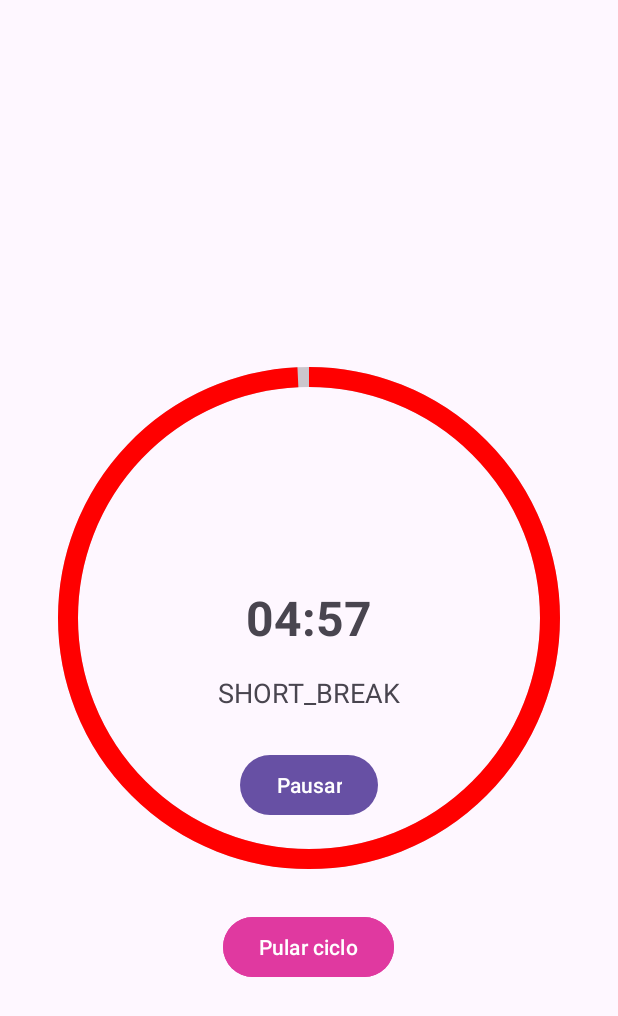
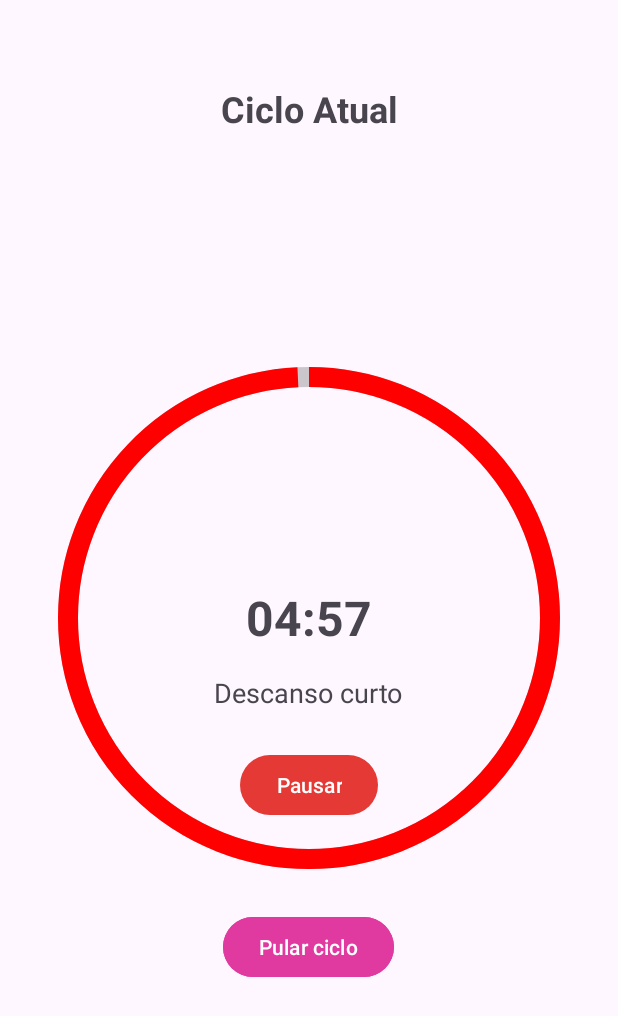
Before and after one commit to rianbene/pomodoro-timer, an Android app: the TimerActivity screen opened directly, with no data from a screen before it, after a tap on "Pular ciclo", on a phone screen of 412 x 824 dp. Shown: the top 1016 px of the screen. Run offline under Robolectric (Android 15) with nearby library versions, the phone set to English and light mode, and no system bars; 2 other taps on this screen came first.

Commit message:
Pull Request 3 Tasks Feitas (#8)
* 1. Traduzido os estados FOCUS, SHORT_BREAK, LONG_BREAK para 'POMODORO', 'DESCANSO CURTO' e 'DESCANSO LONGO'.

2. Atualizado tema principal para vermelho (#E53935).

3. Adicionado título superior nas telas:

   Config: 'Configurações do Pomodoro'

   Timer: 'Ciclo Atual'

* Ajustes de posição e nomes dos ciclos

---------

Co-authored-by: Rian Benedito <rian.bene14@gmail.com>

```diff
--- a/app/src/main/java/com/rbene/pomodoro/TimerActivity.java
+++ b/app/src/main/java/com/rbene/pomodoro/TimerActivity.java
@@ -51,10 +51,21 @@ public class TimerActivity extends AppCompatActivity {
     private void startCycle() {
         millisRemaining = manager.getCurrentDurationMinutes() * 60_000L;
         totalMillis = millisRemaining;
-        txtStatus.setText(manager.getState().toString()); // o texto que aparece embaixo do timer
+        txtStatus.setText(getStateText(manager.getState())); // traduzido
         startTimer();
     }
-
+    private String getStateText(PomodoroManager.State state) {
+        switch (state) {
+            case FOCUS:
+                return "Pomodoro";
+            case SHORT_BREAK:
+                return "Descanso curto";
+            case LONG_BREAK:
+                return "Descanso longo";
+            default:
+                return "";
+        }
+    }
     private void startTimer() {
         timer = new CountDownTimer(millisRemaining, 50) {
             public void onTick(long millisUntilFinished) {
--- a/app/src/main/res/layout/activity_timer.xml
+++ b/app/src/main/res/layout/activity_timer.xml
@@ -1,9 +1,18 @@
-<?xml version="1.0" encoding="utf-8"?>
 <RelativeLayout xmlns:android="http://schemas.android.com/apk/res/android"
     android:layout_width="match_parent"
     android:layout_height="match_parent"
-    android:gravity="center"
     android:padding="32dp">
+
+    <TextView
+        android:id="@+id/tvTitle"
+        android:layout_width="match_parent"
+        android:layout_height="wrap_content"
+        android:layout_alignParentTop="true"
+        android:layout_marginTop="24dp"
+        android:gravity="center"
+        android:text="Ciclo Atual"
+        android:textSize="24sp"
+        android:textStyle="bold" />
 
     <com.rbene.pomodoro.CircularTimerView
         android:id="@+id/circularView"
@@ -27,7 +36,7 @@
         android:layout_below="@id/txtTime"
         android:layout_centerHorizontal="true"
         android:layout_marginTop="16dp"
-        android:text="FOCUS"
+        android:text="nome do ciclo"
         android:textSize="18sp" />
 
     <Button
@@ -37,7 +46,7 @@
         android:layout_below="@id/txtStatus"
         android:layout_centerHorizontal="true"
         android:layout_marginTop="25dp"
-        android:text="Pausar" />
+        android:text="Continuar/Pausar" />
 
     <Button
         android:id="@+id/btnSkipCycle"
--- a/app/src/main/res/values/colors.xml
+++ b/app/src/main/res/values/colors.xml
@@ -2,4 +2,7 @@
 <resources>
     <color name="black">#FF000000</color>
     <color name="white">#FFFFFFFF</color>
+    <color name="colorPrimary">#E53935</color>
+    <color name="colorPrimaryDark">#C62828</color>
+    <color name="colorAccent">#E53935</color>
 </resources>
--- a/app/src/main/res/values/themes.xml
+++ b/app/src/main/res/values/themes.xml
@@ -1,8 +1,10 @@
 <resources xmlns:tools="http://schemas.android.com/tools">
     <!-- Base application theme. -->
     <style name="Base.Theme.Pomodoro" parent="Theme.Material3.DayNight.NoActionBar">
-        <!-- Customize your light theme here. -->
-        <!-- <item name="colorPrimary">@color/my_light_primary</item> -->
+        <!-- Customizando tema principal -->
+        <item name="colorPrimary">@color/colorPrimary</item>
+        <item name="colorPrimaryVariant">@color/colorPrimaryDark</item>
+        <item name="colorSecondary">@color/colorAccent</item>
     </style>
 
     <style name="Theme.Pomodoro" parent="Base.Theme.Pomodoro" />
```
Also changed, not shown: app/src/main/res/layout/activity_config.xml (+19 -2 lines).
